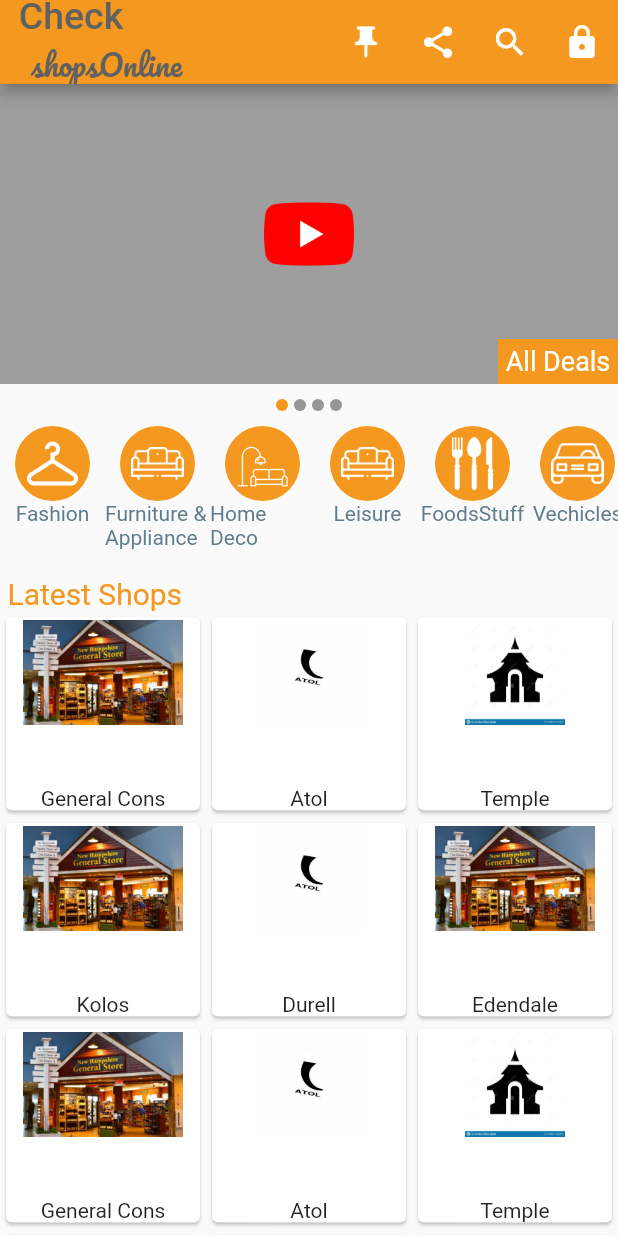
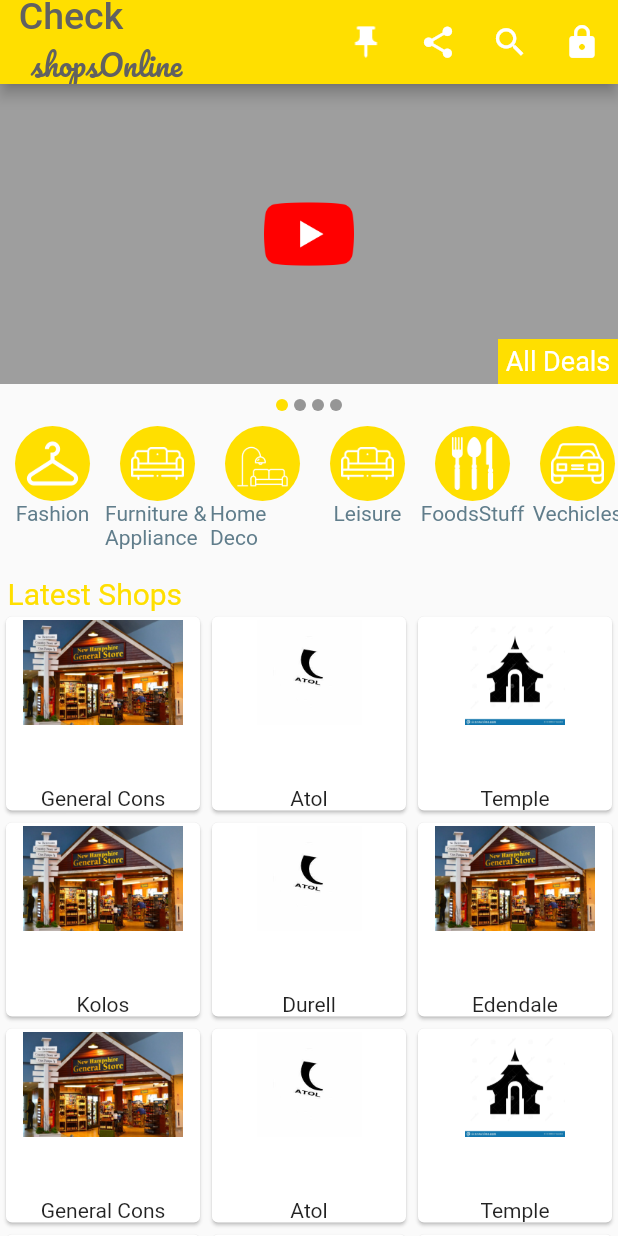
Before and after one commit to santoshacharya2468/multivendor, a Flutter app: the screen it shows after launch, on a phone screen of 412 x 824 dp. Run offline on Flutter 3.47's test engine with Material 2 defaults, Android fonts, the light colour scheme and no system bars; drawn by our look-alikes of carousel_slider; our stand-ins replace flutter_bloc, google_fonts.

Commit message:
changed primary color

```diff
--- a/lib/main.dart
+++ b/lib/main.dart
@@ -24,7 +24,7 @@ class MyApp extends StatelessWidget {
        // primaryColor:Colors.orange[800],
         //252,209,42
 
-       primaryColor: Color(0xFFf49820),
+       primaryColor: Color.fromRGBO(255, 223, 0, 1),
           visualDensity: VisualDensity.adaptivePlatformDensity,
         ),
         home: MyHomePage(),
```
